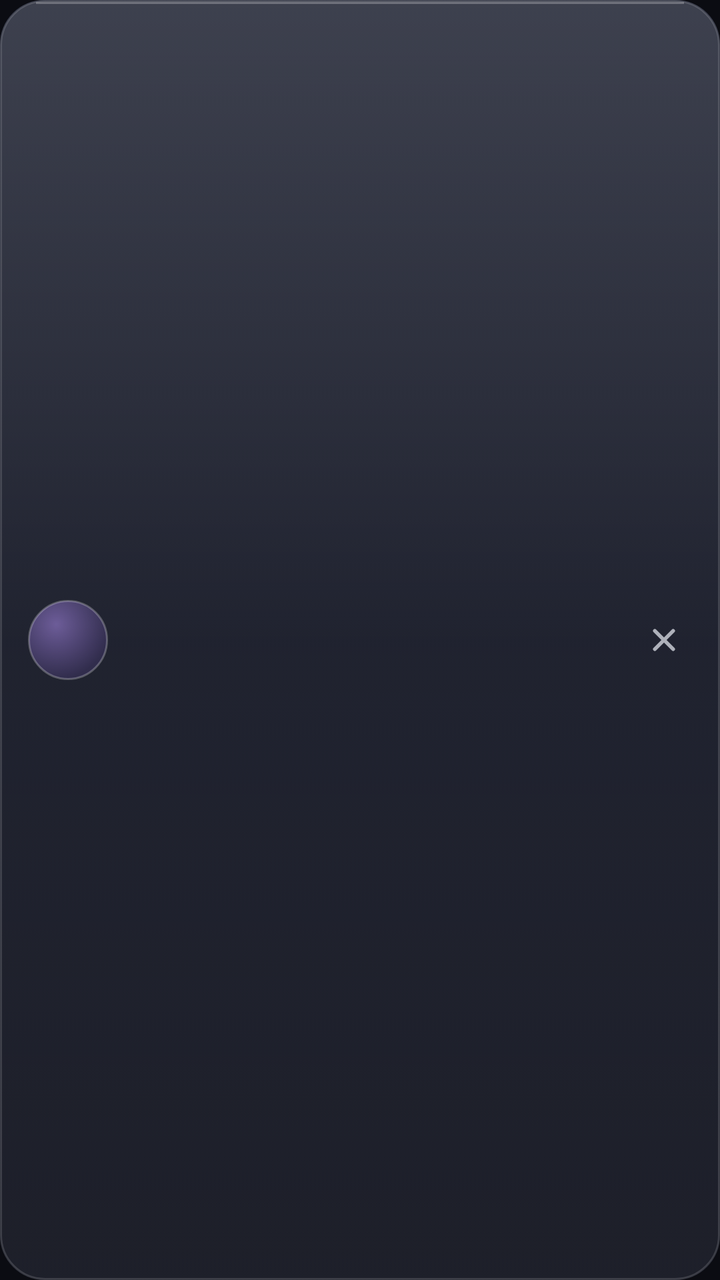
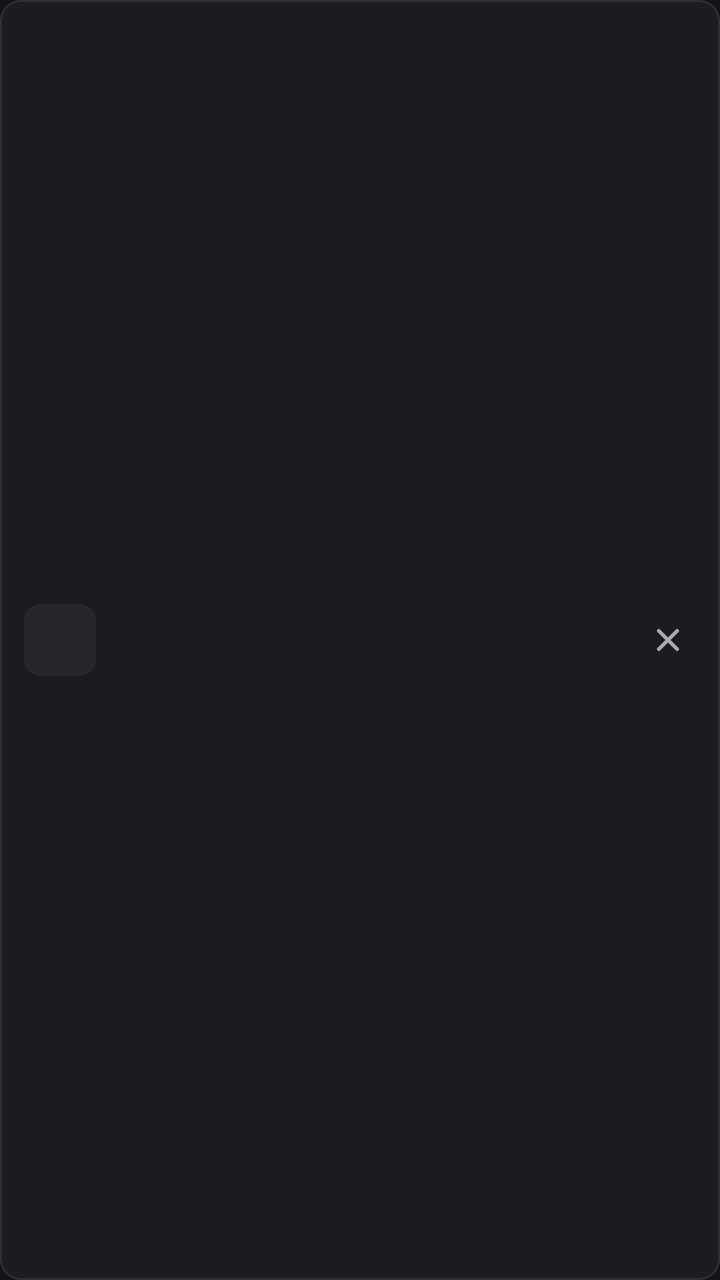

Two renders of the same Android screen: before a commit and after it. Below are the layout's source before the change and the commit's diff.
<!-- AndroidManifest.xml: application theme Theme.Nachtfalter -->
<!-- res/layout/tab_karte.xml -->
<?xml version="1.0" encoding="utf-8"?>
<LinearLayout xmlns:android="http://schemas.android.com/apk/res/android"
    android:layout_width="match_parent"
    android:layout_height="wrap_content"
    android:layout_marginBottom="10dp"
    android:background="@drawable/glas_karte"
    android:clickable="true"
    android:focusable="true"
    android:gravity="center_vertical"
    android:minHeight="72dp"
    android:orientation="horizontal"
    android:paddingStart="14dp"
    android:paddingTop="12dp"
    android:paddingEnd="6dp"
    android:paddingBottom="12dp">

    <TextView
        android:id="@+id/karteBuchstabe"
        android:layout_width="40dp"
        android:layout_height="40dp"
        android:background="@drawable/kugel_buchstabe"
        android:gravity="center"
        android:textColor="@color/nf_text"
        android:textSize="17sp"
        android:textStyle="bold" />

    <LinearLayout
        android:layout_width="0dp"
        android:layout_height="wrap_content"
        android:layout_marginStart="14dp"
        android:layout_weight="1"
        android:orientation="vertical">

        <TextView
            android:id="@+id/karteTitel"
            android:layout_width="match_parent"
            android:layout_height="wrap_content"
            android:ellipsize="end"
            android:singleLine="true"
            android:textColor="@color/nf_text"
            android:textSize="15sp" />

        <TextView
            android:id="@+id/karteUrl"
            android:layout_width="match_parent"
            android:layout_height="wrap_content"
            android:layout_marginTop="2dp"
            android:ellipsize="end"
            android:singleLine="true"
            android:textColor="@color/nf_gedaempft"
            android:textSize="12.5sp" />
    </LinearLayout>

    <ImageButton
        android:id="@+id/karteZu"
        android:layout_width="44dp"
        android:layout_height="44dp"
        android:background="@drawable/ripple_rund"
        android:contentDescription="Tab schließen"
        android:src="@drawable/ic_schliessen" />
</LinearLayout>
<!-- resources referenced by this layout -->
<resources>
  <color name="nf_gedaempft">#9EE4E6EE</color>
  <color name="nf_text">#FFECEEF5</color>
  <!-- drawable glas_karte (drawable) -->
  <?xml version="1.0" encoding="utf-8"?>
  <selector xmlns:android="http://schemas.android.com/apk/res/android" android:enterFadeDuration="200" android:exitFadeDuration="200">
      <item android:state_activated="true" android:drawable="@drawable/glas_karte_aktiv" />
      <item android:drawable="@drawable/glas_karte_normal" />
  </selector>
  <!-- drawable ic_schliessen (drawable) -->
  <?xml version="1.0" encoding="utf-8"?>
  <vector xmlns:android="http://schemas.android.com/apk/res/android" android:width="22dp" android:height="22dp" android:viewportWidth="24" android:viewportHeight="24">
      <path android:pathData="M7,7 L17,17 M17,7 L7,17" android:fillColor="#00000000"
          android:strokeColor="#B3ECEEF5" android:strokeWidth="2"
          android:strokeLineCap="round" android:strokeLineJoin="round" />
  </vector>
  <!-- drawable kugel_buchstabe (drawable) -->
  <?xml version="1.0" encoding="utf-8"?>
  <shape xmlns:android="http://schemas.android.com/apk/res/android" android:shape="oval">
      <gradient android:type="radial" android:gradientRadius="70%" android:centerX="0.35" android:centerY="0.3"
          android:startColor="#80B794FF" android:endColor="#268F63F0" />
      <stroke android:width="1dp" android:color="#40FFFFFF" />
  </shape>
  <!-- drawable ripple_rund (drawable) -->
  <?xml version="1.0" encoding="utf-8"?>
  <ripple xmlns:android="http://schemas.android.com/apk/res/android" android:color="#40B794FF">
      <item android:id="@android:id/mask">
          <shape android:shape="oval"><solid android:color="#FFFFFFFF" /></shape>
      </item>
  </ripple>
  <style name="Theme.Nachtfalter" parent="Theme.MaterialComponents.NoActionBar">
          <item name="colorPrimary">@color/nf_akzent</item>
          <item name="colorPrimaryVariant">@color/nf_akzent_tief</item>
          <item name="colorOnPrimary">@color/nf_bg</item>
          <item name="colorSecondary">@color/nf_akzent</item>
          <item name="colorSecondaryVariant">@color/nf_akzent_tief</item>
          <item name="colorOnSecondary">@color/nf_bg</item>
          <item name="colorAccent">@color/nf_akzent</item>
          <item name="colorControlActivated">@color/nf_akzent</item>
          <item name="colorControlHighlight">#33B794FF</item>
          <item name="android:textColorHighlight">#66B794FF</item>
          <item name="android:colorBackground">@color/nf_bg</item>
          <item name="android:windowBackground">@color/nf_bg</item>
          <item name="android:statusBarColor">@android:color/transparent</item>
          <item name="android:navigationBarColor">@android:color/transparent</item>
          <item name="android:windowLightStatusBar">false</item>
          <item name="android:windowLightNavigationBar" tools:targetApi="27">false</item>
          <item name="android:enforceNavigationBarContrast" tools:targetApi="29">false</item>
          <item name="android:isLightTheme" tools:targetApi="29">false</item>
          <item name="android:windowSplashScreenBackground" tools:targetApi="31">@color/nf_bg</item>
          <item name="android:windowSplashScreenIconBackgroundColor" tools:targetApi="31">@color/nf_bg</item>
      </style>
  <!-- drawable glas_karte_aktiv (drawable) -->
  <?xml version="1.0" encoding="utf-8"?>
  <layer-list xmlns:android="http://schemas.android.com/apk/res/android">
      <item>
          <shape android:shape="rectangle">
              <corners android:radius="22dp" />
              <gradient android:angle="270" android:startColor="#F22E2846" android:endColor="#F21A1728" />
          </shape>
      </item>
      <item>
          <shape android:shape="rectangle">
              <corners android:radius="22dp" />
              <gradient android:angle="270" android:startColor="#29B794FF" android:endColor="#0A8F63F0" />
              <stroke android:width="1.5dp" android:color="#B3B794FF" />
          </shape>
      </item>
  </layer-list>
  <!-- drawable glas_karte_normal (drawable) -->
  <?xml version="1.0" encoding="utf-8"?>
  <layer-list xmlns:android="http://schemas.android.com/apk/res/android">
      <item>
          <shape android:shape="rectangle">
              <corners android:radius="22dp" />
              <gradient android:angle="270" android:startColor="#F2242838" android:endColor="#F2151722" />
          </shape>
      </item>
      <item>
          <shape android:shape="rectangle">
              <corners android:radius="22dp" />
              <gradient android:angle="270" android:startColor="#1FFFFFFF" android:centerColor="#05FFFFFF" android:endColor="#0AFFFFFF" />
              <stroke android:width="1dp" android:color="#26FFFFFF" />
          </shape>
      </item>
      <item android:left="18dp" android:right="18dp" android:top="1dp" android:bottom="0dp" android:gravity="top">
          <shape android:shape="rectangle">
              <size android:height="1dp" />
              <solid android:color="#40FFFFFF" />
          </shape>
      </item>
  </layer-list>
  <color name="nf_akzent">#FFB794FF</color>
  <color name="nf_akzent_tief">#FF8F63F0</color>
  <color name="nf_bg">#FF0B0C12</color>
</resources>

<!-- the commit's change to res/layout/tab_karte.xml (unified diff, before → after) -->
@@ -2,32 +2,32 @@
 <LinearLayout xmlns:android="http://schemas.android.com/apk/res/android"
     android:layout_width="match_parent"
     android:layout_height="wrap_content"
-    android:layout_marginBottom="10dp"
-    android:background="@drawable/glas_karte"
+    android:layout_marginBottom="8dp"
+    android:background="@drawable/karte_grund"
     android:clickable="true"
     android:focusable="true"
     android:gravity="center_vertical"
-    android:minHeight="72dp"
+    android:minHeight="64dp"
     android:orientation="horizontal"
-    android:paddingStart="14dp"
-    android:paddingTop="12dp"
-    android:paddingEnd="6dp"
-    android:paddingBottom="12dp">
+    android:paddingStart="12dp"
+    android:paddingTop="10dp"
+    android:paddingEnd="4dp"
+    android:paddingBottom="10dp">
 
     <TextView
         android:id="@+id/karteBuchstabe"
-        android:layout_width="40dp"
-        android:layout_height="40dp"
-        android:background="@drawable/kugel_buchstabe"
+        android:layout_width="36dp"
+        android:layout_height="36dp"
+        android:background="@drawable/buchstabe_grund"
         android:gravity="center"
         android:textColor="@color/nf_text"
-        android:textSize="17sp"
+        android:textSize="15sp"
         android:textStyle="bold" />
 
     <LinearLayout
         android:layout_width="0dp"
         android:layout_height="wrap_content"
-        android:layout_marginStart="14dp"
+        android:layout_marginStart="12dp"
         android:layout_weight="1"
         android:orientation="vertical">
 
<!-- resource entries referenced after the edit -->
@@ -1,30 +1,30 @@
 <!-- resources referenced by this layout -->
 <resources>
-  <color name="nf_gedaempft">#9EE4E6EE</color>
-  <color name="nf_text">#FFECEEF5</color>
-  <!-- drawable glas_karte (drawable) -->
+  <color name="nf_gedaempft">#FF9C9DA3</color>
+  <color name="nf_text">#FFE9E9E6</color>
+  <!-- drawable buchstabe_grund (drawable) -->
   <?xml version="1.0" encoding="utf-8"?>
-  <selector xmlns:android="http://schemas.android.com/apk/res/android" android:enterFadeDuration="200" android:exitFadeDuration="200">
-      <item android:state_activated="true" android:drawable="@drawable/glas_karte_aktiv" />
-      <item android:drawable="@drawable/glas_karte_normal" />
-  </selector>
+  <shape xmlns:android="http://schemas.android.com/apk/res/android" android:shape="rectangle">
+      <corners android:radius="8dp" />
+      <solid android:color="@color/nf_flaeche_hoch" />
+      <stroke android:width="1dp" android:color="@color/nf_flaeche_hoch" />
+  </shape>
   <!-- drawable ic_schliessen (drawable) -->
   <?xml version="1.0" encoding="utf-8"?>
   <vector xmlns:android="http://schemas.android.com/apk/res/android" android:width="22dp" android:height="22dp" android:viewportWidth="24" android:viewportHeight="24">
       <path android:pathData="M7,7 L17,17 M17,7 L7,17" android:fillColor="#00000000"
-          android:strokeColor="#B3ECEEF5" android:strokeWidth="2"
+          android:strokeColor="#B3E9E9E6" android:strokeWidth="2"
           android:strokeLineCap="round" android:strokeLineJoin="round" />
   </vector>
-  <!-- drawable kugel_buchstabe (drawable) -->
+  <!-- drawable karte_grund (drawable) -->
   <?xml version="1.0" encoding="utf-8"?>
-  <shape xmlns:android="http://schemas.android.com/apk/res/android" android:shape="oval">
-      <gradient android:type="radial" android:gradientRadius="70%" android:centerX="0.35" android:centerY="0.3"
-          android:startColor="#80B794FF" android:endColor="#268F63F0" />
-      <stroke android:width="1dp" android:color="#40FFFFFF" />
-  </shape>
+  <selector xmlns:android="http://schemas.android.com/apk/res/android">
+      <item android:state_activated="true" android:drawable="@drawable/karte_aktiv" />
+      <item android:drawable="@drawable/karte_normal" />
+  </selector>
   <!-- drawable ripple_rund (drawable) -->
   <?xml version="1.0" encoding="utf-8"?>
-  <ripple xmlns:android="http://schemas.android.com/apk/res/android" android:color="#40B794FF">
+  <ripple xmlns:android="http://schemas.android.com/apk/res/android" android:color="#1FFFFFFF">
       <item android:id="@android:id/mask">
           <shape android:shape="oval"><solid android:color="#FFFFFFFF" /></shape>
       </item>
@@ -38,8 +38,8 @@
           <item name="colorOnSecondary">@color/nf_bg</item>
           <item name="colorAccent">@color/nf_akzent</item>
           <item name="colorControlActivated">@color/nf_akzent</item>
-          <item name="colorControlHighlight">#33B794FF</item>
-          <item name="android:textColorHighlight">#66B794FF</item>
+          <item name="colorControlHighlight">#1FFFFFFF</item>
+          <item name="android:textColorHighlight">#66E8A33D</item>
           <item name="android:colorBackground">@color/nf_bg</item>
           <item name="android:windowBackground">@color/nf_bg</item>
           <item name="android:statusBarColor">@android:color/transparent</item>
@@ -51,48 +51,25 @@
           <item name="android:windowSplashScreenBackground" tools:targetApi="31">@color/nf_bg</item>
           <item name="android:windowSplashScreenIconBackgroundColor" tools:targetApi="31">@color/nf_bg</item>
       </style>
-  <!-- drawable glas_karte_aktiv (drawable) -->
+  <color name="nf_flaeche_hoch">#FF26272B</color>
+  <!-- drawable karte_aktiv (drawable) -->
   <?xml version="1.0" encoding="utf-8"?>
-  <layer-list xmlns:android="http://schemas.android.com/apk/res/android">
-      <item>
-          <shape android:shape="rectangle">
-              <corners android:radius="22dp" />
-              <gradient android:angle="270" android:startColor="#F22E2846" android:endColor="#F21A1728" />
-          </shape>
-      </item>
-      <item>
-          <shape android:shape="rectangle">
-              <corners android:radius="22dp" />
-              <gradient android:angle="270" android:startColor="#29B794FF" android:endColor="#0A8F63F0" />
-              <stroke android:width="1.5dp" android:color="#B3B794FF" />
-          </shape>
-      </item>
-  </layer-list>
-  <!-- drawable glas_karte_normal (drawable) -->
+  <shape xmlns:android="http://schemas.android.com/apk/res/android" android:shape="rectangle">
+      <corners android:radius="10dp" />
+      <solid android:color="@color/nf_flaeche" />
+      <stroke android:width="1dp" android:color="@color/nf_akzent" />
+  </shape>
+  <!-- drawable karte_normal (drawable) -->
   <?xml version="1.0" encoding="utf-8"?>
-  <layer-list xmlns:android="http://schemas.android.com/apk/res/android">
-      <item>
-          <shape android:shape="rectangle">
-              <corners android:radius="22dp" />
-              <gradient android:angle="270" android:startColor="#F2242838" android:endColor="#F2151722" />
-          </shape>
-      </item>
-      <item>
-          <shape android:shape="rectangle">
-              <corners android:radius="22dp" />
-              <gradient android:angle="270" android:startColor="#1FFFFFFF" android:centerColor="#05FFFFFF" android:endColor="#0AFFFFFF" />
-              <stroke android:width="1dp" android:color="#26FFFFFF" />
-          </shape>
-      </item>
-      <item android:left="18dp" android:right="18dp" android:top="1dp" android:bottom="0dp" android:gravity="top">
-          <shape android:shape="rectangle">
-              <size android:height="1dp" />
-              <solid android:color="#40FFFFFF" />
-          </shape>
-      </item>
-  </layer-list>
-  <color name="nf_akzent">#FFB794FF</color>
-  <color name="nf_akzent_tief">#FF8F63F0</color>
-  <color name="nf_bg">#FF0B0C12</color>
+  <shape xmlns:android="http://schemas.android.com/apk/res/android" android:shape="rectangle">
+      <corners android:radius="10dp" />
+      <solid android:color="@color/nf_flaeche" />
+      <stroke android:width="1dp" android:color="@color/nf_rand" />
+  </shape>
+  <color name="nf_akzent">#FFE8A33D</color>
+  <color name="nf_akzent_tief">#FFC4852A</color>
+  <color name="nf_bg">#FF131416</color>
+  <color name="nf_flaeche">#FF1B1C1F</color>
+  <color name="nf_rand">#FF2F3034</color>
 </resources>
 
